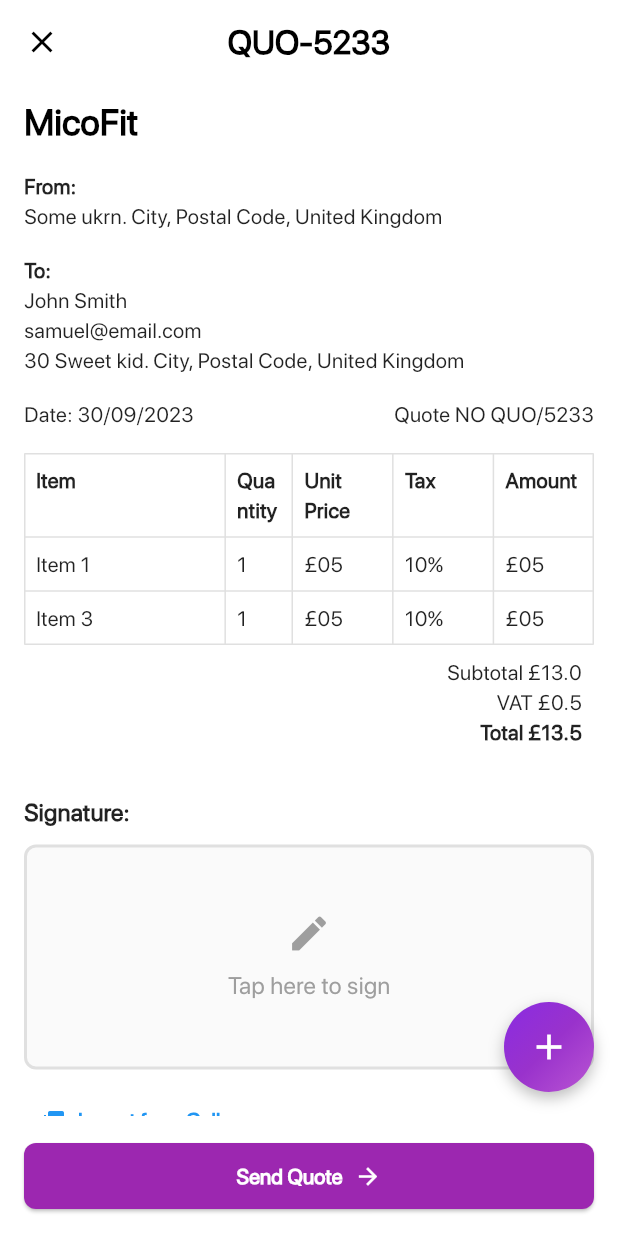
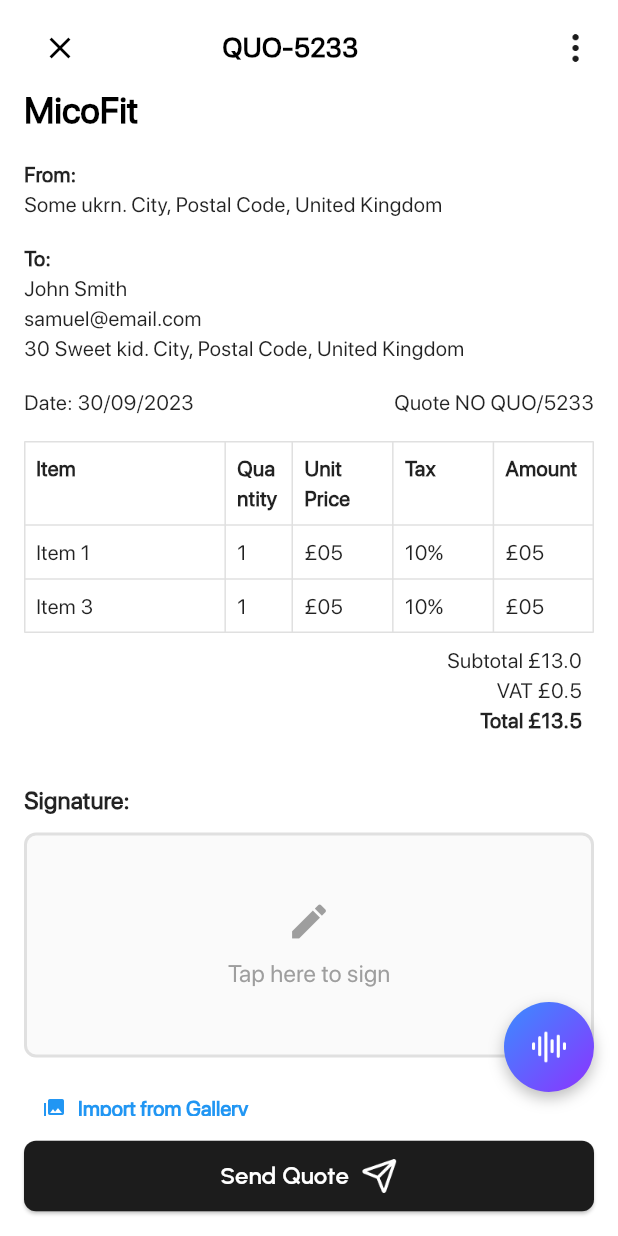
Before and after one commit to ahizaz/fixxa_app, a Flutter app: the QuoteAiGenerated screen opened directly, on a phone screen of 412 x 824 dp. Run offline on Flutter 3.47's test engine with Material 3 defaults, Android fonts, the phone set to English and light mode, and no system bars; our stand-ins replace fl_chart, flutter_screenutil, get, google_fonts, image_picker, just_audio and 3 more; missing offline and left inert: flutter_contacts_service, google_ml_kit, record, syncfusion_flutter_pdfviewer.

Commit message:
done for today

```diff
--- a/lib/core/utils/constants/icon_path.dart
+++ b/lib/core/utils/constants/icon_path.dart
@@ -47,4 +47,7 @@ class IconPath {
   static const discover = "assets/icons/discover.png";
   static const report = "assets/icons/reports.png";
   static const arrowleftpic = "assets/icons/arrow_left_pic.png";
+  static const audiolines  = "assets/icons/audio-lines.png";
+  static const send = "assets/icons/send.png";
+  static const aithreebutton = "assets/icons/aithree.png";
 }
--- a/lib/feature/qutoe_invoice_createion.dart/screen/quote_ai_generated.dart
+++ b/lib/feature/qutoe_invoice_createion.dart/screen/quote_ai_generated.dart
@@ -1,6 +1,9 @@
+import 'package:fixxa_app/core/utils/constants/icon_path.dart';
 import 'package:fixxa_app/feature/qutoe_invoice_createion.dart/controller/quote_ai_generated_controller.dart';
 import 'package:flutter/material.dart';
+import 'package:flutter_screenutil/flutter_screenutil.dart';
 import 'package:get/get.dart';
+import 'package:google_fonts/google_fonts.dart';
 
 class QuoteAiGenerated extends StatelessWidget {
   const QuoteAiGenerated({super.key});
@@ -11,23 +14,41 @@ class QuoteAiGenerated extends StatelessWidget {
 
     return Scaffold(
       backgroundColor: Colors.white,
-      appBar: AppBar(
-        backgroundColor: Colors.white,
-        elevation: 0,
-        leading: IconButton(
+      body: SafeArea(
+        child: SingleChildScrollView(
+          child: Padding(
+            padding: const EdgeInsets.symmetric(horizontal: 16.0, vertical: 8.0),
+            child: Column(
+              crossAxisAlignment: CrossAxisAlignment.start,
+              children: [
+                // Replaced AppBar with Row
+                Container(
+                  color: Colors.white,
+                  width: double.infinity, // Mimic AppBar padding
+                  child: Row(
+                    mainAxisAlignment: MainAxisAlignment.start,
+                    children: [
+                      IconButton(
                         icon: const Icon(Icons.close, color: Colors.black),
                         onPressed: () => Get.back(),
                       ),
-        title: Obx(() => Text(
+                      Expanded(
+                        child: Obx(() => Text(
                               controller.quoteData['quoteId'] ?? '',
-              style: const TextStyle(color: Colors.black, fontWeight: FontWeight.bold),
+                              style: const TextStyle(
+                                color: Colors.black,
+                                fontWeight: FontWeight.bold,
+                                fontSize: 18, // Match AppBar title size
+                              ),
+                              textAlign: TextAlign.center,
                             )),
-        centerTitle: true,
                       ),
-      body: SingleChildScrollView(
-        child: Padding(
-          padding: const EdgeInsets.symmetric(horizontal: 16.0, vertical: 8.0),
-          child: Obx(() {
+                      const SizedBox(width: 48),
+                      Image(image: AssetImage(IconPath.aithreebutton),width: 24.w,height: 24.h,fit: BoxFit.cover,) // Balance the IconButton width
+                    ],
+                  ),
+                ),
+                Obx(() {
                   var data = controller.quoteData;
                   if (data.isEmpty) {
                     return const Center(child: CircularProgressIndicator());
@@ -122,7 +143,7 @@ class QuoteAiGenerated extends StatelessWidget {
                                 ),
                                 Padding(
                                   padding: const EdgeInsets.all(8.0),
-                            child: Text(item['tax'] ?? '10%'), // Assuming tax per item, adjust if needed
+                                  child: Text(item['tax'] ?? '10%'),
                                 ),
                                 Padding(
                                   padding: const EdgeInsets.all(8.0),
@@ -149,14 +170,12 @@ class QuoteAiGenerated extends StatelessWidget {
                         ),
                       ),
                       const SizedBox(height: 32),
-
                       // Signature section
                       const Text(
                         'Signature:',
                         style: TextStyle(fontWeight: FontWeight.bold, fontSize: 16),
                       ),
                       const SizedBox(height: 10),
-
                       Obx(() => GestureDetector(
                             onTap: () => controller.showSignatureDialog(context),
                             child: Container(
@@ -197,9 +216,7 @@ class QuoteAiGenerated extends StatelessWidget {
                                     ),
                             ),
                           )),
-
                       const SizedBox(height: 10),
-
                       // Import from gallery and clear signature options
                       Row(
                         mainAxisAlignment: MainAxisAlignment.spaceBetween,
@@ -223,12 +240,13 @@ class QuoteAiGenerated extends StatelessWidget {
                               : const SizedBox.shrink()),
                         ],
                       ),
-
                       const SizedBox(height: 8),
-
                     ],
                   );
                 }),
+              ],
+            ),
+          ),
         ),
       ),
       floatingActionButton: Container(
@@ -238,9 +256,8 @@ class QuoteAiGenerated extends StatelessWidget {
           shape: BoxShape.circle,
           gradient: LinearGradient(
             colors: [
-              Color(0xFF8A2BE2), // Blue Violet
-              Color(0xFF9932CC), // Dark Orchid
-              Color(0xFFBA55D3), // Medium Orchid
+              Color(0xff3A8DFF), // Blue Violet
+              Color(0xff8C33FF), // Dark Orchid
             ],
             begin: Alignment.topLeft,
             end: Alignment.bottomRight,
@@ -249,7 +266,7 @@ class QuoteAiGenerated extends StatelessWidget {
             BoxShadow(
               color: Colors.black26,
               blurRadius: 8,
-              offset: Offset(0, 4),//
+              offset: Offset(0, 4),
             ),
           ],
         ),
@@ -259,7 +276,7 @@ class QuoteAiGenerated extends StatelessWidget {
           },
           backgroundColor: Colors.transparent,
           elevation: 0,
-          child: const Icon(Icons.add, color: Colors.white, size: 28),
+          child: Center(child: Image(image: AssetImage(IconPath.audiolines), fit: BoxFit.cover, width: 24.w, height: 24.h)),
         ),
       ),
       bottomNavigationBar: Padding(
@@ -267,17 +284,24 @@ class QuoteAiGenerated extends StatelessWidget {
         child: ElevatedButton(
           onPressed: () {},
           style: ElevatedButton.styleFrom(
-            backgroundColor: Colors.purple,
+            backgroundColor: const Color(0xff1C1C1C),
             shape: RoundedRectangleBorder(borderRadius: BorderRadius.circular(8)),
           ),
-          child: const Padding(
-            padding: EdgeInsets.symmetric(vertical: 12.0),
+          child: Padding(
+            padding: const EdgeInsets.symmetric(vertical: 12.0),
             child: Row(
               mainAxisAlignment: MainAxisAlignment.center,
               children: [
-                Text('Send Quote', style: TextStyle(color: Colors.white)),
-                SizedBox(width: 8),
-                Icon(Icons.arrow_forward, color: Colors.white),
+                Text(
+                  'Send Quote',
+                  style: GoogleFonts.urbanist(
+                    fontSize: 17.sp,
+                    fontWeight: FontWeight.w600,
+                    color: const Color(0xffFFFFFF),
+                  ),
+                ),
+                const SizedBox(width: 8),
+                Image(image: AssetImage(IconPath.send), height: 24.h, width: 24.w, fit: BoxFit.cover),
               ],
             ),
           ),
```
Also changed, not shown: assets/icons/aithree.png (added), assets/icons/audio-lines.png (added), assets/icons/send.png (added). Lines whose indentation alone changed are shown as unchanged.
